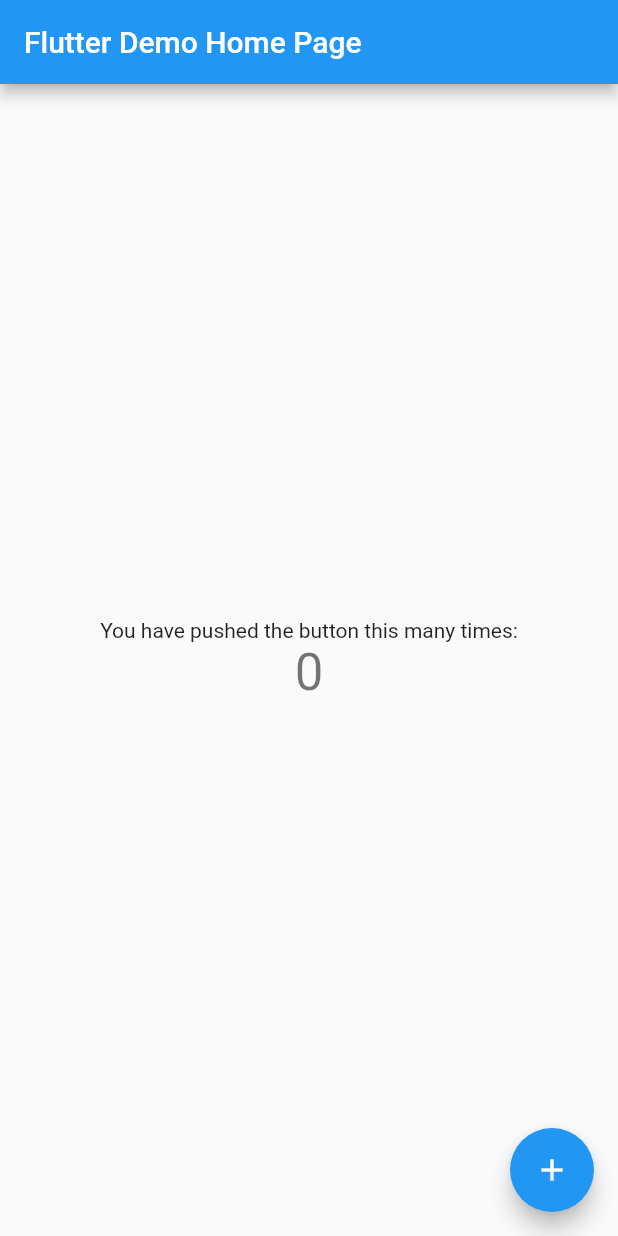
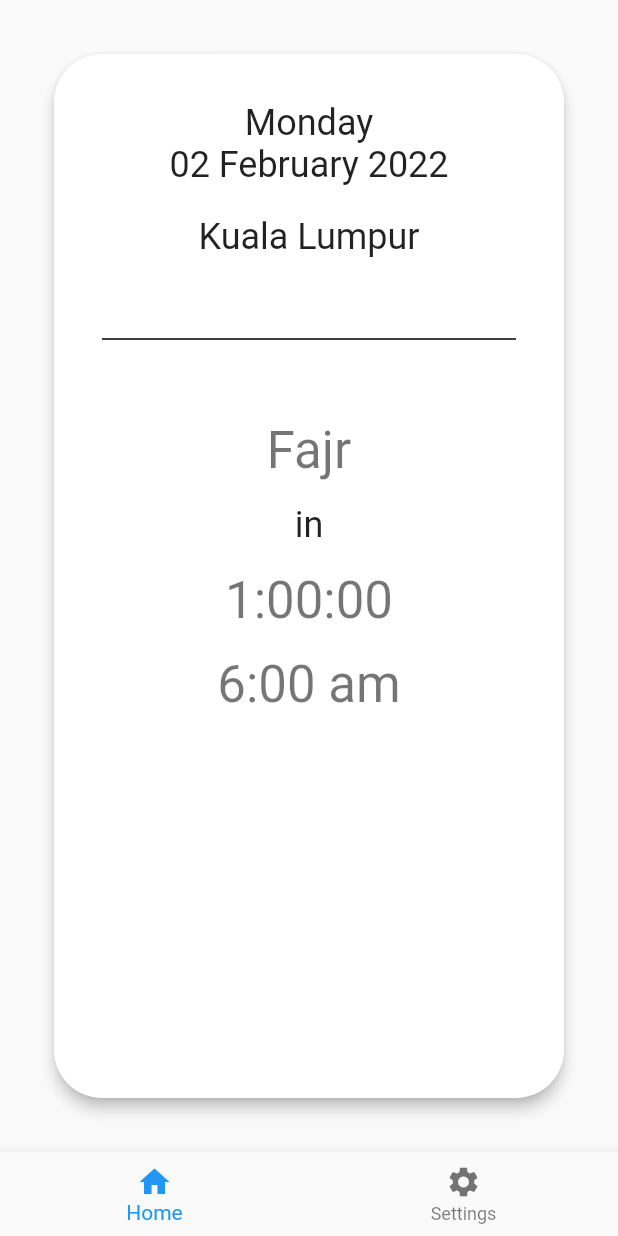
Before and after one commit to burhanaksendir/nedaa, a Flutter app: the screen it shows after launch, on a phone screen of 412 x 824 dp. Run offline on Flutter 3.47's test engine with Material 2 defaults, Android fonts, the phone set to English and light mode, and no system bars.

Commit message:
Initial layout of main screen and prayer times screen
Started writing the layout of the app and how the first screen will look
like.

```diff
--- a/lib/main.dart
+++ b/lib/main.dart
@@ -1,4 +1,5 @@
 import 'package:flutter/material.dart';
+import 'package:iathan/screens/main.dart';
 
 void main() {
   runApp(const MyApp());
@@ -7,109 +8,16 @@ void main() {
 class MyApp extends StatelessWidget {
   const MyApp({Key? key}) : super(key: key);
 
-  // This widget is the root of your application.
   @override
   Widget build(BuildContext context) {
     return MaterialApp(
       title: 'Flutter Demo',
       theme: ThemeData(
-        // This is the theme of your application.
-        //
-        // Try running your application with "flutter run". You'll see the
-        // application has a blue toolbar. Then, without quitting the app, try
-        // changing the primarySwatch below to Colors.green and then invoke
-        // "hot reload" (press "r" in the console where you ran "flutter run",
-        // or simply save your changes to "hot reload" in a Flutter IDE).
-        // Notice that the counter didn't reset back to zero; the application
-        // is not restarted.
         primarySwatch: Colors.blue,
       ),
-      home: const MyHomePage(title: 'Flutter Demo Home Page'),
+      routes: {
+        '/': (context) => const MainScreen(),
+      },
     );
   }
 }
-
-class MyHomePage extends StatefulWidget {
-  const MyHomePage({Key? key, required this.title}) : super(key: key);
-
-  // This widget is the home page of your application. It is stateful, meaning
-  // that it has a State object (defined below) that contains fields that affect
-  // how it looks.
-
-  // This class is the configuration for the state. It holds the values (in this
-  // case the title) provided by the parent (in this case the App widget) and
-  // used by the build method of the State. Fields in a Widget subclass are
-  // always marked "final".
-
-  final String title;
-
-  @override
-  State<MyHomePage> createState() => _MyHomePageState();
-}
-
-class _MyHomePageState extends State<MyHomePage> {
-  int _counter = 0;
-
-  void _incrementCounter() {
-    setState(() {
-      // This call to setState tells the Flutter framework that something has
-      // changed in this State, which causes it to rerun the build method below
-      // so that the display can reflect the updated values. If we changed
-      // _counter without calling setState(), then the build method would not be
-      // called again, and so nothing would appear to happen.
-      _counter++;
-    });
-  }
-
-  @override
-  Widget build(BuildContext context) {
-    // This method is rerun every time setState is called, for instance as done
-    // by the _incrementCounter method above.
-    //
-    // The Flutter framework has been optimized to make rerunning build methods
-    // fast, so that you can just rebuild anything that needs updating rather
-    // than having to individually change instances of widgets.
-    return Scaffold(
-      appBar: AppBar(
-        // Here we take the value from the MyHomePage object that was created by
-        // the App.build method, and use it to set our appbar title.
-        title: Text(widget.title),
-      ),
-      body: Center(
-        // Center is a layout widget. It takes a single child and positions it
-        // in the middle of the parent.
-        child: Column(
-          // Column is also a layout widget. It takes a list of children and
-          // arranges them vertically. By default, it sizes itself to fit its
-          // children horizontally, and tries to be as tall as its parent.
-          //
-          // Invoke "debug painting" (press "p" in the console, choose the
-          // "Toggle Debug Paint" action from the Flutter Inspector in Android
-          // Studio, or the "Toggle Debug Paint" command in Visual Studio Code)
-          // to see the wireframe for each widget.
-          //
-          // Column has various properties to control how it sizes itself and
-          // how it positions its children. Here we use mainAxisAlignment to
-          // center the children vertically; the main axis here is the vertical
-          // axis because Columns are vertical (the cross axis would be
-          // horizontal).
-          mainAxisAlignment: MainAxisAlignment.center,
-          children: <Widget>[
-            const Text(
-              'You have pushed the button this many times:',
-            ),
-            Text(
-              '$_counter',
-              style: Theme.of(context).textTheme.headline4,
-            ),
-          ],
-        ),
-      ),
-      floatingActionButton: FloatingActionButton(
-        onPressed: _incrementCounter,
-        tooltip: 'Increment',
-        child: const Icon(Icons.add),
-      ), // This trailing comma makes auto-formatting nicer for build methods.
-    );
-  }
-}
--- /dev/null
+++ b/lib/modules/prayer_times/screens/prayer_times.dart
@@ -0,0 +1,78 @@
+import 'package:flutter/material.dart';
+import 'package:iathan/widgets/prayer_times_card.dart';
+
+class PrayerTimes extends StatefulWidget {
+  const PrayerTimes({Key? key}) : super(key: key);
+
+  @override
+  State<PrayerTimes> createState() => _PrayerTimesState();
+}
+
+class _PrayerTimesState extends State<PrayerTimes> {
+  @override
+  Widget build(BuildContext context) {
+    return Column(
+      children: [
+        Expanded(
+          child: PageView.builder(
+            itemBuilder: (context, index) {
+              switch (index) {
+                case 0:
+                  return PrayerTimesCard(
+                    child: Column(
+                      children: [
+                        Text(
+                          "Monday\n02 February 2022",
+                          textAlign: TextAlign.center,
+                          style: Theme.of(context).textTheme.headline5,
+                        ),
+                        const SizedBox(height: 20),
+                        Text(
+                          "Kuala Lumpur",
+                          style: Theme.of(context).textTheme.headline5,
+                        ),
+                        const Divider(
+                          thickness: 1,
+                          height: 108,
+                          color: Colors.black,
+                        ),
+                        Text(
+                          "Fajr",
+                          style: Theme.of(context).textTheme.headline4,
+                        ),
+                        const SizedBox(height: 16),
+                        Text(
+                          "in",
+                          style: Theme.of(context).textTheme.headline5,
+                        ),
+                        const SizedBox(height: 16),
+                        Text(
+                          "1:00:00",
+                          style: Theme.of(context).textTheme.headline4,
+                        ),
+                        const SizedBox(height: 16),
+                        Text(
+                          "6:00 am",
+                          style: Theme.of(context).textTheme.headline4,
+                        ),
+                      ],
+                    ),
+                  );
+                case 1:
+                  return PrayerTimesCard(
+                    child: Container(
+                      color: Colors.green,
+                    ),
+                  );
+                default:
+                  throw Exception('Invalid index');
+              }
+            },
+            itemCount: 2,
+          ),
+        ),
+        // TODO: add page indicator
+      ],
+    );
+  }
+}
--- /dev/null
+++ b/lib/screens/main.dart
@@ -0,0 +1,52 @@
+import 'package:flutter/material.dart';
+
+import '../modules/prayer_times/screens/prayer_times.dart';
+
+class MainScreen extends StatefulWidget {
+  const MainScreen({Key? key}) : super(key: key);
+
+  @override
+  State<MainScreen> createState() => _MainScreenState();
+}
+
+class _MainScreenState extends State<MainScreen> {
+  int _selectedIndex = 0;
+
+  Widget _getCurrentScreen() {
+    switch (_selectedIndex) {
+      case 0:
+        return const PrayerTimes();
+      case 1:
+        return const Center(child: Text("TODO: Settings Screen"));
+      default:
+        throw Exception('Unknown screen index');
+    }
+  }
+
+  @override
+  Widget build(BuildContext context) {
+    return SafeArea(
+      child: Scaffold(
+        body: _getCurrentScreen(),
+        bottomNavigationBar: BottomNavigationBar(
+          items: const [
+            BottomNavigationBarItem(
+              icon: Icon(Icons.home),
+              label: "Home",
+            ),
+            BottomNavigationBarItem(
+              icon: Icon(Icons.settings),
+              label: "Settings",
+            ),
+          ],
+          onTap: (index) {
+            setState(() {
+              _selectedIndex = index;
+            });
+          },
+          currentIndex: _selectedIndex,
+        ),
+      ),
+    );
+  }
+}
--- /dev/null
+++ b/lib/widgets/prayer_times_card.dart
@@ -0,0 +1,24 @@
+import 'package:flutter/material.dart';
+
+class PrayerTimesCard extends StatelessWidget {
+  const PrayerTimesCard({Key? key, this.child}) : super(key: key);
+
+  final Widget? child;
+
+  @override
+  Widget build(BuildContext context) {
+    return Padding(
+      padding: const EdgeInsets.all(32),
+      child: Card(
+        child: Padding(
+          padding: const EdgeInsets.all(32.0),
+          child: child,
+        ),
+        elevation: 4,
+        shape: RoundedRectangleBorder(
+          borderRadius: BorderRadius.circular(32),
+        ),
+      ),
+    );
+  }
+}
```
